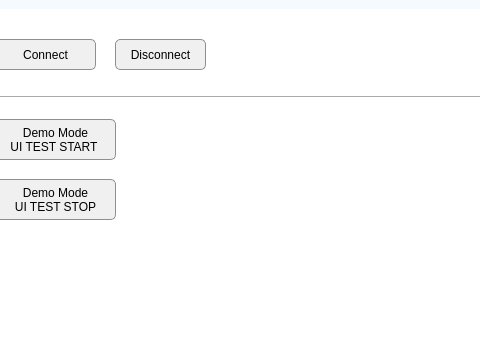
Before: the Qt Designer form dashboard.ui in badpooh/Vision, drawn with Qt 5; both pictures show x 426 to 906 and y 0 to 344 of the 1414 by 731 pixel window.
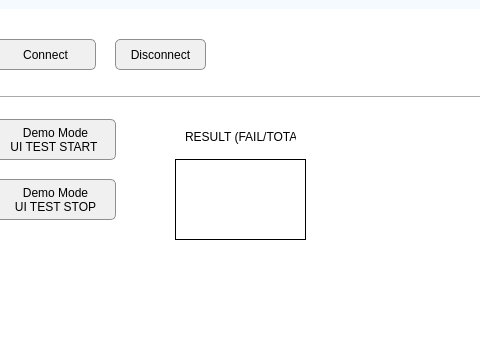
After: the same form once the commit is applied. Icons and pictures are not drawn.

What changed in the file:
```diff
--- a/dashboard.ui
+++ b/dashboard.ui
@@ -462,6 +462,11 @@
       <layout class="QVBoxLayout" name="verticalLayout_5">
        <item>
         <widget class="QStackedWidget" name="stackedWidget">
+         <property name="font">
+          <font>
+           <pointsize>20</pointsize>
+          </font>
+         </property>
          <property name="styleSheet">
           <string notr="true">background-color: rgb(255, 255, 255);</string>
          </property>
@@ -793,6 +798,46 @@
             <string>Enter IP address</string>
            </property>
           </widget>
+          <widget class="QLabel" name="score">
+           <property name="geometry">
+            <rect>
+             <x>370</x>
+             <y>150</y>
+             <width>131</width>
+             <height>81</height>
+            </rect>
+           </property>
+           <property name="font">
+            <font>
+             <pointsize>25</pointsize>
+            </font>
+           </property>
+           <property name="frameShape">
+            <enum>QFrame::Shape::Box</enum>
+           </property>
+           <property name="text">
+            <string/>
+           </property>
+           <property name="alignment">
+            <set>Qt::AlignmentFlag::AlignCenter</set>
+           </property>
+           <property name="wordWrap">
+            <bool>false</bool>
+           </property>
+          </widget>
+          <widget class="QLabel" name="score_label">
+           <property name="geometry">
+            <rect>
+             <x>380</x>
+             <y>120</y>
+             <width>111</width>
+             <height>16</height>
+            </rect>
+           </property>
+           <property name="text">
+            <string>RESULT (FAIL/TOTAL)</string>
+           </property>
+          </widget>
          </widget>
          <widget class="QWidget" name="frame_test_page">
           <widget class="QPushButton" name="btn_select_webcam">
```
Left out of the diff: 4 changed lines with no effect on the pictures.
